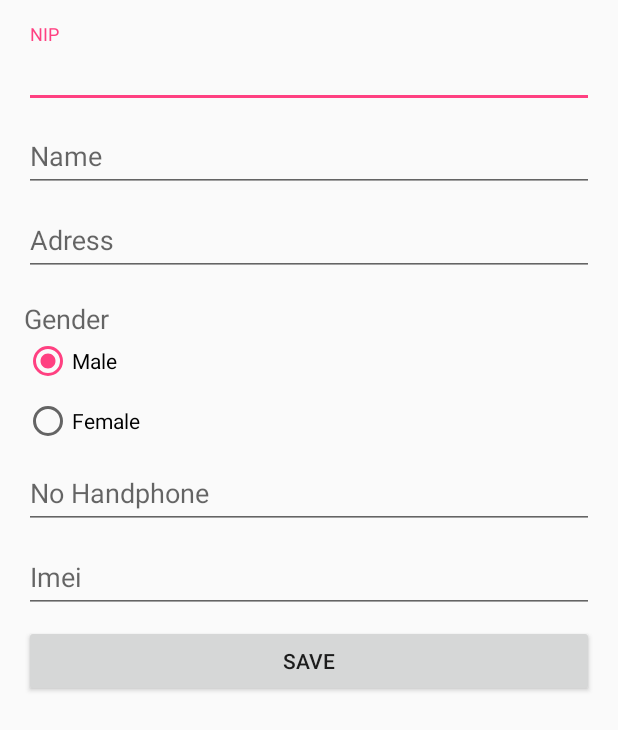
After one commit to usupsuparma/Popular-Movies-App, an Android app: the layout activity_sign_up.xml on its own in the app's theme, with its tools: preview values and no code run, on a phone screen of 412 x 824 dp. The commit adds this screen. Shown: the top 730 px of the screen. Run offline under Robolectric (Android 15) with nearby library versions, the phone set to English and light mode, and no system bars.

Commit message:
penambahan acrivity baru

```diff
--- /dev/null
+++ b/AbsensiDigitalOnline/app/src/main/res/layout/activity_sign_up.xml
@@ -0,0 +1,109 @@
+<?xml version="1.0" encoding="utf-8"?>
+<LinearLayout xmlns:android="http://schemas.android.com/apk/res/android"
+    xmlns:app="http://schemas.android.com/apk/res-auto"
+    xmlns:tools="http://schemas.android.com/tools"
+    android:layout_width="match_parent"
+    android:layout_height="match_parent"
+    android:orientation="vertical"
+    android:padding="16dp"
+    tools:context="id.usup.absensidigitalonline.SignUpActivity">
+
+    <android.support.design.widget.TextInputLayout
+        android:layout_width="match_parent"
+        android:layout_height="wrap_content">
+
+        <EditText
+            android:id="@+id/edittext_signup_nip"
+            android:layout_width="match_parent"
+            android:layout_height="wrap_content"
+            android:hint="@string/edittext_nip"
+            android:inputType="number"
+            android:singleLine="true" />
+    </android.support.design.widget.TextInputLayout>
+
+    <android.support.design.widget.TextInputLayout
+        android:layout_width="match_parent"
+        android:layout_height="wrap_content">
+
+        <EditText
+            android:id="@+id/edittext_signup_name"
+            android:layout_width="match_parent"
+            android:layout_height="wrap_content"
+            android:hint="@string/edittext_nama"
+            android:inputType="textPersonName"
+            android:singleLine="true" />
+    </android.support.design.widget.TextInputLayout>
+
+    <android.support.design.widget.TextInputLayout
+        android:layout_width="match_parent"
+        android:layout_height="wrap_content">
+
+        <EditText
+            android:id="@+id/edittext_signup_address"
+            android:layout_width="match_parent"
+            android:layout_height="wrap_content"
+            android:hint="@string/edittext_alamat"
+            android:inputType="textPostalAddress" />
+    </android.support.design.widget.TextInputLayout>
+
+    <TextView
+        android:layout_width="match_parent"
+        android:layout_height="wrap_content"
+        android:layout_marginTop="16dp"
+        android:text="Gender"
+        android:textAppearance="?android:attr/textAppearanceMedium" />
+
+    <RadioGroup
+        android:id="@+id/radiogroup_signup_gender"
+        android:layout_width="match_parent"
+        android:layout_height="wrap_content">
+
+        <RadioButton
+            android:id="@+id/radio_button_signup_man"
+            android:layout_width="match_parent"
+            android:layout_height="wrap_content"
+            android:checked="true"
+            android:text="Male" />
+
+        <RadioButton
+            android:id="@+id/radio_button_signup_woman"
+            android:layout_width="match_parent"
+            android:layout_height="wrap_content"
+            android:layout_marginTop="8dp"
+            android:text="Female" />
+    </RadioGroup>
+
+    <android.support.design.widget.TextInputLayout
+        android:layout_width="match_parent"
+        android:layout_height="wrap_content">
+
+        <EditText
+            android:id="@+id/edittext_signup_nohp"
+            android:layout_width="match_parent"
+            android:layout_height="wrap_content"
+            android:hint="@string/edittext_nohp"
+            android:inputType="number"
+            android:singleLine="true" />
+    </android.support.design.widget.TextInputLayout>
+
+    <android.support.design.widget.TextInputLayout
+        android:layout_width="match_parent"
+        android:layout_height="wrap_content"
+        android:layout_marginBottom="8dp">
+
+        <EditText
+            android:id="@+id/edittext_signup_imei"
+            android:layout_width="match_parent"
+            android:layout_height="wrap_content"
+            android:hint="@string/edittext_imei"
+            android:inputType="number"
+            android:singleLine="true" />
+    </android.support.design.widget.TextInputLayout>
+
+    <Button
+        android:id="@+id/button_signup_save"
+        android:layout_width="match_parent"
+        android:layout_height="wrap_content"
+        android:text="@string/button_save" />
+
+</LinearLayout>
```
Also changed, not shown: AbsensiDigitalOnline/app/build.gradle (+6 -3 lines), AbsensiDigitalOnline/app/src/main/AndroidManifest.xml (+11 -0 lines), AbsensiDigitalOnline/app/src/main/res/layout/activity_login.xml (added, +72 -0 lines), AbsensiDigitalOnline/app/src/main/res/layout/activity_splach_screen.xml (added, +33 -0 lines), AbsensiDigitalOnline/app/src/main/res/values/strings.xml (+34 -1 lines).
